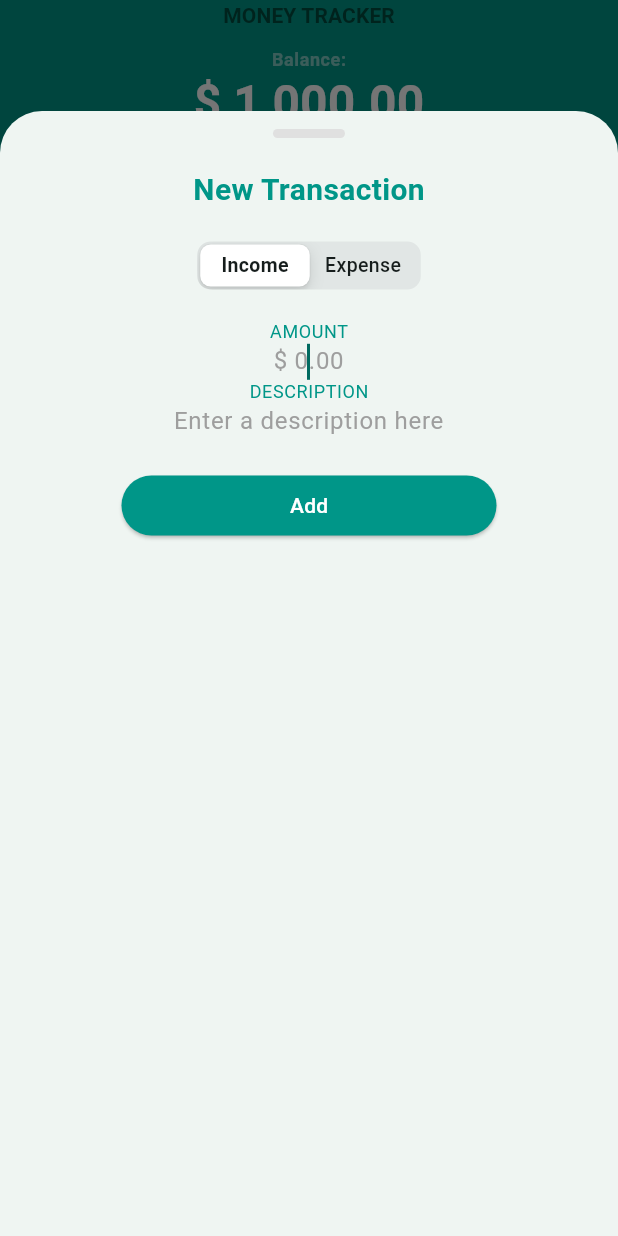
After one commit to sonaiv13/money_tracker, a Flutter app: the screen it shows after launch, after a tap on the "add" icon, on a phone screen of 412 x 824 dp. The commit adds this screen. Run offline on Flutter 3.47's test engine with Material 3 defaults, Android fonts, the phone set to English and light mode, and no system bars; our stand-ins replace currency_text_input_formatter.

Commit message:
Add Transaction dialog created

```diff
--- /dev/null
+++ b/lib/view/components/add_transaction_dialog.dart
@@ -0,0 +1,95 @@
+import 'package:currency_text_input_formatter/currency_text_input_formatter.dart';
+import 'package:flutter/cupertino.dart';
+import 'package:flutter/material.dart';
+
+class AddTransactionDialog extends StatefulWidget {
+  const AddTransactionDialog({super.key});
+
+  @override
+  State<AddTransactionDialog> createState() => _AddTransactionDialogState();
+}
+
+class _AddTransactionDialogState extends State<AddTransactionDialog> {
+
+  int? typeIndex = 0;
+
+  @override
+  Widget build(BuildContext context) {
+    final textTheme = Theme.of(context).textTheme;
+    return SizedBox(
+      height: 750,
+      width: double.infinity,
+      child: Column(
+        children: [
+          Container(
+            height: 6,
+            width: 48,
+            margin: EdgeInsets.only(top: 12),
+            decoration: BoxDecoration(
+                color: Colors.grey.shade300,
+                borderRadius: BorderRadius.circular(3)),
+          ),
+          Padding(
+            padding: const EdgeInsets.all(20.0),
+            child: Text(
+              'New Transaction',
+              style: TextStyle(
+                  fontSize: 20,
+                  color: Colors.teal,
+                  fontWeight: FontWeight.bold
+              ),
+            ),
+          ),
+          CupertinoSlidingSegmentedControl(
+            groupValue: typeIndex,
+            children: {
+              0: Text('Income'),
+              1: Text('Expense'),
+            },
+            onValueChanged: (value){
+              setState(() {
+                typeIndex = value;
+              });
+            },
+          ),
+          SizedBox(height: 20),
+          Text('AMOUNT', style: textTheme.bodySmall!.copyWith(color: Colors.teal),
+          ),
+          TextField(
+            inputFormatters: [CurrencyTextInputFormatter.currency(symbol: '\$')],
+            textAlign: TextAlign.center,
+            decoration: InputDecoration.collapsed(
+                hintText: '\$ 0.00',
+                hintStyle: TextStyle(color: Colors.grey)
+            ),
+            keyboardType: TextInputType.number,
+            autofocus: true,
+          ),
+          Text('DESCRIPTION', style: textTheme.bodySmall!.copyWith(color: Colors.teal),
+          ),
+          TextField(
+            textAlign: TextAlign.center,
+            decoration: InputDecoration.collapsed(
+                hintText: 'Enter a description here',
+                hintStyle: TextStyle(color: Colors.grey)
+            ),
+            keyboardType: TextInputType.text,
+            autofocus: true,
+          ),
+          SizedBox(height: 20),
+          SizedBox(
+            width: 250,
+            child: ElevatedButton(
+              onPressed: (){},
+                style: ElevatedButton.styleFrom(backgroundColor: Colors.teal),
+              child: Text(
+                  'Add',
+                style: TextStyle(color: Colors.white),
+              )
+            ),
+          )
+        ],
+      ),
+    );
+  }
+}
--- a/lib/view/home_screen.dart
+++ b/lib/view/home_screen.dart
@@ -1,4 +1,5 @@
 import 'package:flutter/material.dart';
+import 'package:money_tracker/view/components/add_transaction_dialog.dart';
 import 'components/home_header.dart';
 import 'components/transactions_list.dart';
 
@@ -17,6 +18,18 @@ class HomeScreen extends StatelessWidget {
             TransactionsList()
         ],),
       ),
+      floatingActionButton: FloatingActionButton(
+          onPressed: () {
+            //Show bottom sheet to add transaction
+            showModalBottomSheet(
+                context: context,
+                isScrollControlled: true,
+                builder: (context) {
+                  return AddTransactionDialog();
+                });
+      },
+          child: Icon(Icons.add),
+      ),
     );
   }
 }
--- a/pubspec.yaml
+++ b/pubspec.yaml
@@ -28,6 +28,7 @@ environment:
 # the latest version available on pub.dev. To see which dependencies have newer
 # versions available, run `flutter pub outdated`.
 dependencies:
+  currency_text_input_formatter: ^2.2.9
   flutter:
     sdk: flutter
 
```
Also changed, not shown: pubspec.lock.
